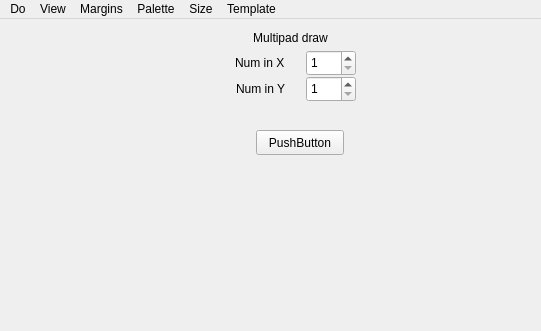
andrmor/ANTS3bundle, file ants3bundle/src/ants3/gui/graph/agraphwindow.ui: the form before one commit; both pictures show x 0 to 541 and y 0 to 331 of the 987 by 800 pixel window.
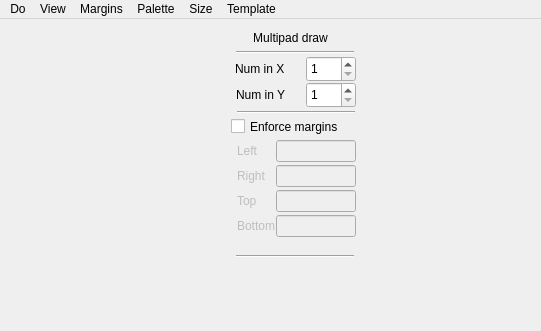
The form after the commit.

Diff of the .ui file:
```diff
--- a/ants3bundle/src/ants3/gui/graph/agraphwindow.ui
+++ b/ants3bundle/src/ants3/gui/graph/agraphwindow.ui
@@ -833,24 +833,11 @@
         <zorder>pbRemoveTextBox</zorder>
        </widget>
        <widget class="QWidget" name="page_5">
-        <widget class="QPushButton" name="pushButton">
-         <property name="geometry">
-          <rect>
-           <x>30</x>
-           <y>110</y>
-           <width>88</width>
-           <height>25</height>
-          </rect>
-         </property>
-         <property name="text">
-          <string>PushButton</string>
-         </property>
-        </widget>
         <widget class="QSpinBox" name="sbMultNumX">
          <property name="geometry">
           <rect>
            <x>80</x>
-           <y>30</y>
+           <y>36</y>
            <width>50</width>
            <height>26</height>
           </rect>
@@ -863,7 +850,7 @@
          <property name="geometry">
           <rect>
            <x>80</x>
-           <y>56</y>
+           <y>62</y>
            <width>50</width>
            <height>26</height>
           </rect>
@@ -876,7 +863,7 @@
          <property name="geometry">
           <rect>
            <x>9</x>
-           <y>34</y>
+           <y>40</y>
            <width>66</width>
            <height>17</height>
           </rect>
@@ -889,7 +876,7 @@
          <property name="geometry">
           <rect>
            <x>10</x>
-           <y>60</y>
+           <y>66</y>
            <width>66</width>
            <height>17</height>
           </rect>
@@ -919,6 +906,137 @@
           <set>Qt::AlignmentFlag::AlignCenter</set>
          </property>
         </widget>
+        <widget class="Line" name="line_3">
+         <property name="geometry">
+          <rect>
+           <x>11</x>
+           <y>89</y>
+           <width>118</width>
+           <height>7</height>
+          </rect>
+         </property>
+         <property name="orientation">
+          <enum>Qt::Orientation::Horizontal</enum>
+         </property>
+        </widget>
+        <widget class="Line" name="line_20">
+         <property name="geometry">
+          <rect>
+           <x>10</x>
+           <y>29</y>
+           <width>118</width>
+           <height>7</height>
+          </rect>
+         </property>
+         <property name="orientation">
+          <enum>Qt::Orientation::Horizontal</enum>
+         </property>
+        </widget>
+        <widget class="QCheckBox" name="cbMultEnforceMargins">
+         <property name="geometry">
+          <rect>
+           <x>5</x>
+           <y>95</y>
+           <width>141</width>
+           <height>23</height>
+          </rect>
+         </property>
+         <property name="text">
+          <string>Enforce margins</string>
+         </property>
+        </widget>
+        <widget class="QFrame" name="frMultMargins">
+         <property name="enabled">
+          <bool>false</bool>
+         </property>
+         <property name="geometry">
+          <rect>
+           <x>10</x>
+           <y>119</y>
+           <width>121</width>
+           <height>111</height>
+          </rect>
+         </property>
+         <property name="frameShape">
+          <enum>QFrame::Shape::NoFrame</enum>
+         </property>
+         <property name="frameShadow">
+          <enum>QFrame::Shadow::Raised</enum>
+         </property>
+         <layout class="QFormLayout" name="formLayout">
+          <property name="horizontalSpacing">
+           <number>1</number>
+          </property>
+          <property name="verticalSpacing">
+           <number>3</number>
+          </property>
+          <property name="leftMargin">
+           <number>1</number>
+          </property>
+          <property name="topMargin">
+           <number>1</number>
+          </property>
+          <property name="rightMargin">
+           <number>1</number>
+          </property>
+          <property name="bottomMargin">
+           <number>1</number>
+          </property>
+          <item row="0" column="0">
+           <widget class="QLabel" name="label_31">
+            <property name="text">
+             <string>Left</string>
+            </property>
+           </widget>
+          </item>
+          <item row="0" column="1">
+           <widget class="QLineEdit" name="ledMultMarginLeft"/>
+          </item>
+          <item row="1" column="0">
+           <widget class="QLabel" name="label_32">
+            <property name="text">
+             <string>Right</string>
+            </property>
+           </widget>
+          </item>
+          <item row="1" column="1">
+           <widget class="QLineEdit" name="ledMultMarginRight"/>
+          </item>
+          <item row="2" column="0">
+           <widget class="QLabel" name="label_33">
+            <property name="text">
+             <string>Top</string>
+            </property>
+           </widget>
+          </item>
+          <item row="2" column="1">
+           <widget class="QLineEdit" name="ledMultMarginTop"/>
+          </item>
+          <item row="3" column="0">
+           <widget class="QLabel" name="label_34">
+            <property name="text">
+             <string>Bottom</string>
+            </property>
+           </widget>
+          </item>
+          <item row="3" column="1">
+           <widget class="QLineEdit" name="ledMultMarginBottom"/>
+          </item>
+         </layout>
+        </widget>
+        <widget class="Line" name="line_21">
+         <property name="geometry">
+          <rect>
+           <x>10</x>
+           <y>233</y>
+           <width>118</width>
+           <height>7</height>
+          </rect>
+         </property>
+         <property name="orientation">
+          <enum>Qt::Orientation::Horizontal</enum>
+         </property>
+        </widget>
        </widget>
        <widget class="QWidget" name="page_2">
         <widget class="QFrame" name="fToolBox">
```
Left out of the diff: 34 changed lines with no effect on the pictures.
